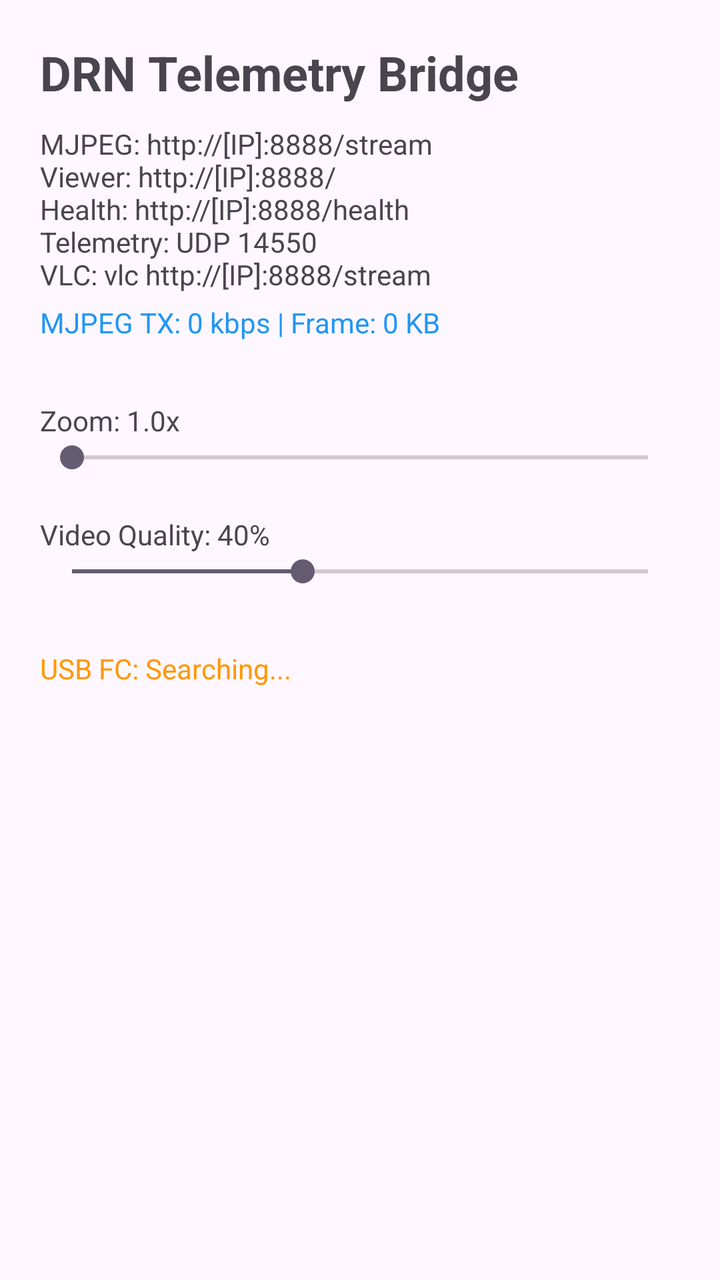
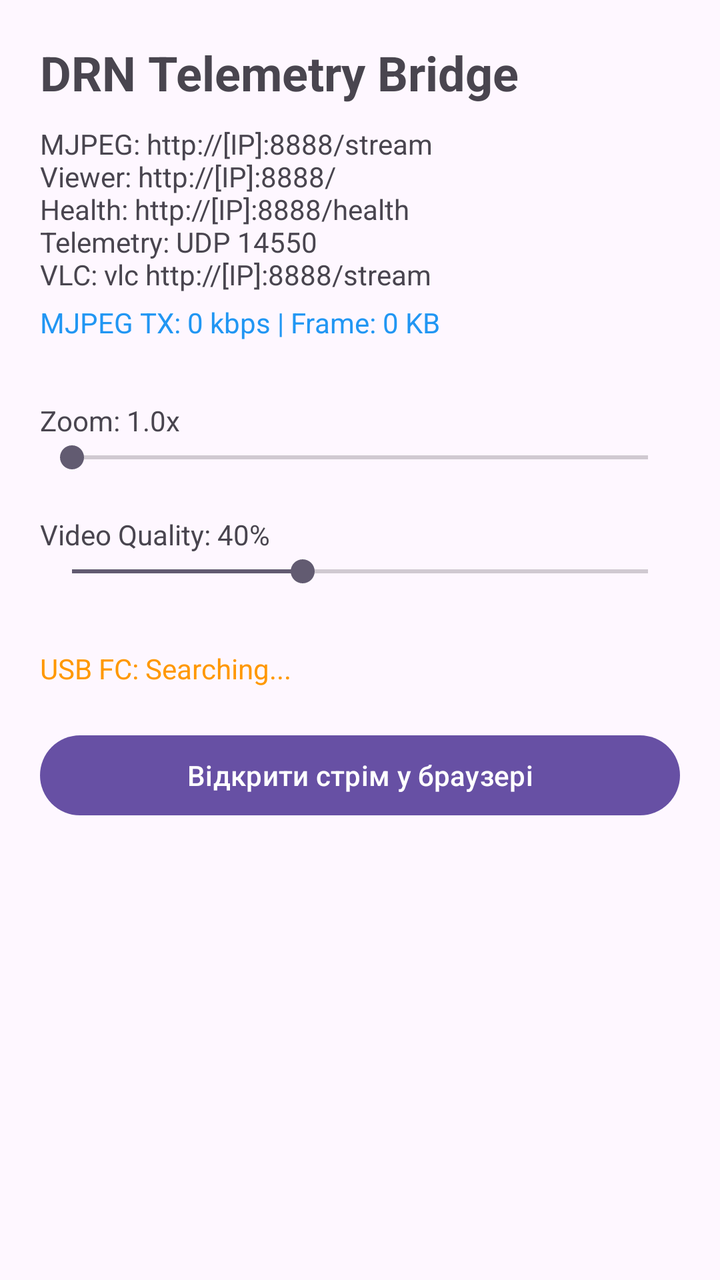

Two renders of the same Android screen: before a commit and after it. Below are the layout's source before the change and the commit's diff.
<!-- AndroidManifest.xml: application theme Theme.DRN_kotlin -->
<!-- res/layout/activity_main.xml -->
<?xml version="1.0" encoding="utf-8"?>
<androidx.constraintlayout.widget.ConstraintLayout xmlns:android="http://schemas.android.com/apk/res/android"
    xmlns:app="http://schemas.android.com/apk/res-auto"
    xmlns:tools="http://schemas.android.com/tools"
    android:id="@+id/main"
    android:layout_width="match_parent"
    android:layout_height="match_parent"
    android:padding="20dp"
    tools:context=".MainActivity">

    <TextView
        android:id="@+id/title"
        android:layout_width="wrap_content"
        android:layout_height="wrap_content"
        android:text="DRN Telemetry Bridge"
        android:textSize="24sp"
        android:textStyle="bold"
        app:layout_constraintTop_toTopOf="parent"
        app:layout_constraintStart_toStartOf="parent" />

    <TextView
        android:id="@+id/status"
        android:layout_width="wrap_content"
        android:layout_height="wrap_content"
        android:layout_marginTop="10dp"
        android:text="MJPEG: http://[IP]:8888/stream\nViewer: http://[IP]:8888/\nHealth: http://[IP]:8888/health\nTelemetry: UDP 14550\nVLC: vlc http://[IP]:8888/stream"
        app:layout_constraintTop_toBottomOf="@id/title"
        app:layout_constraintStart_toStartOf="parent" />

    <TextView
        android:id="@+id/videoStats"
        android:layout_width="wrap_content"
        android:layout_height="wrap_content"
        android:layout_marginTop="5dp"
        android:text="MJPEG TX: 0 kbps | Frame: 0 KB"
        android:textColor="#2196F3"
        app:layout_constraintTop_toBottomOf="@id/status"
        app:layout_constraintStart_toStartOf="parent" />

    <TextView
        android:id="@+id/zoomLabel"
        android:layout_width="wrap_content"
        android:layout_height="wrap_content"
        android:layout_marginTop="30dp"
        android:text="Zoom: 1.0x"
        app:layout_constraintTop_toBottomOf="@id/videoStats"
        app:layout_constraintStart_toStartOf="parent" />

    <SeekBar
        android:id="@+id/zoomSeekBar"
        android:layout_width="0dp"
        android:layout_height="wrap_content"
        android:max="100"
        android:progress="0"
        app:layout_constraintTop_toBottomOf="@id/zoomLabel"
        app:layout_constraintStart_toStartOf="parent"
        app:layout_constraintEnd_toEndOf="parent" />

    <TextView
        android:id="@+id/qualityLabel"
        android:layout_width="wrap_content"
        android:layout_height="wrap_content"
        android:layout_marginTop="20dp"
        android:text="Video Quality: 40%"
        app:layout_constraintTop_toBottomOf="@id/zoomSeekBar"
        app:layout_constraintStart_toStartOf="parent" />

    <SeekBar
        android:id="@+id/qualitySeekBar"
        android:layout_width="0dp"
        android:layout_height="wrap_content"
        android:max="100"
        android:progress="40"
        app:layout_constraintTop_toBottomOf="@id/qualityLabel"
        app:layout_constraintStart_toStartOf="parent"
        app:layout_constraintEnd_toEndOf="parent" />

    <TextView
        android:id="@+id/usbStatus"
        android:layout_width="wrap_content"
        android:layout_height="wrap_content"
        android:layout_marginTop="30dp"
        android:text="USB FC: Searching..."
        android:textColor="#FF9800"
        app:layout_constraintTop_toBottomOf="@id/qualitySeekBar"
        app:layout_constraintStart_toStartOf="parent" />

</androidx.constraintlayout.widget.ConstraintLayout>
<!-- resources referenced by this layout -->
<resources>
  <style name="Theme.DRN_kotlin" parent="Base.Theme.DRN_kotlin" />
  <style name="Base.Theme.DRN_kotlin" parent="Theme.Material3.DayNight.NoActionBar">
          
          
      </style>
</resources>

<!-- the commit's change to res/layout/activity_main.xml (unified diff, before → after) -->
@@ -85,4 +85,14 @@
         app:layout_constraintTop_toBottomOf="@id/qualitySeekBar"
         app:layout_constraintStart_toStartOf="parent" />
 
+    <Button
+        android:id="@+id/openBrowserButton"
+        android:layout_width="0dp"
+        android:layout_height="wrap_content"
+        android:layout_marginTop="20dp"
+        android:text="Відкрити стрім у браузері"
+        app:layout_constraintTop_toBottomOf="@id/usbStatus"
+        app:layout_constraintStart_toStartOf="parent"
+        app:layout_constraintEnd_toEndOf="parent" />
+
 </androidx.constraintlayout.widget.ConstraintLayout>
